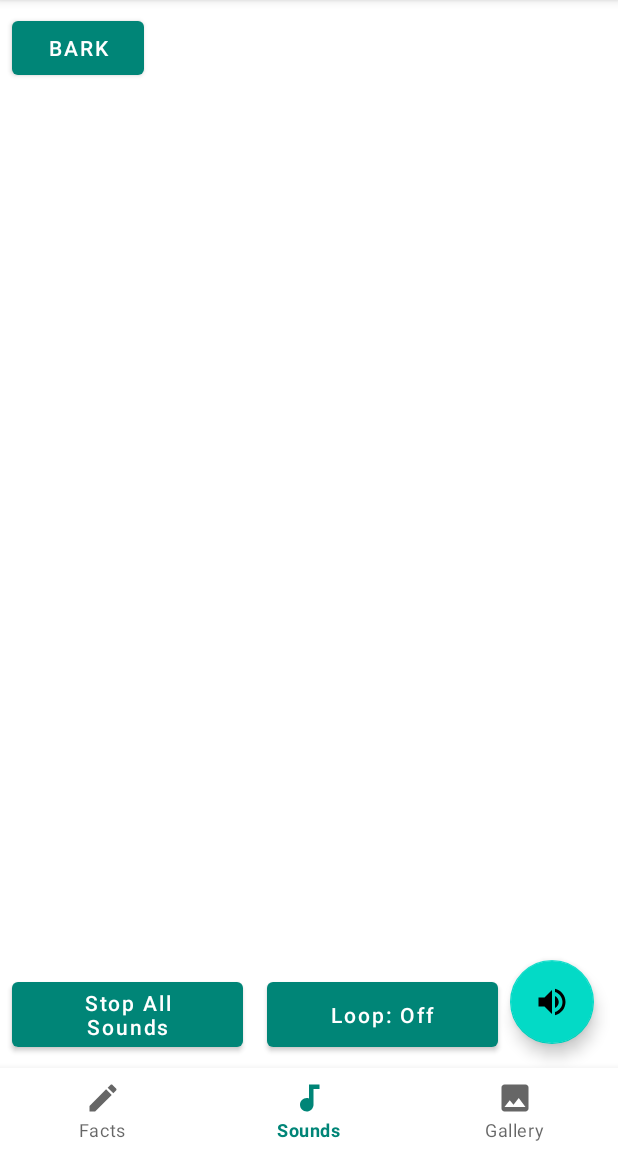
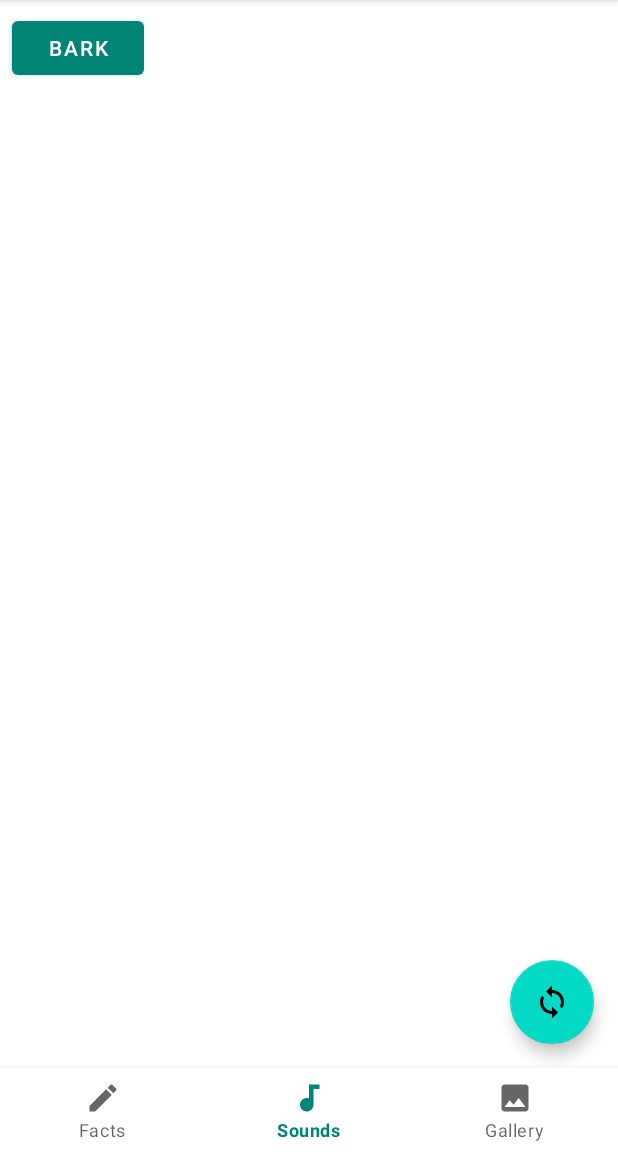
Before and after one commit to HappyPoofySquirrel/OmgSquirrel, an Android app: the SoundsFragment screen opened through its navigation route, on a phone screen of 412 x 824 dp, the part 84-1236 px from its top. Run offline under Robolectric (Android 15) with nearby library versions, the phone set to English and light mode, and no system bars; our stand-ins replace navigation-ui.

Commit message:
adding room, fixing loop button, implementing stop sounds

```diff
--- a/app/src/main/java/com/guyverhopkins/omgsquirrel/ExtentionFunctions.kt
+++ b/app/src/main/java/com/guyverhopkins/omgsquirrel/core/common/ExtentionFunctions.kt
@@ -1,4 +1,4 @@
-package com.guyverhopkins.omgsquirrel
+package com.guyverhopkins.omgsquirrel.core.common
 
 import androidx.lifecycle.MutableLiveData
 
--- a/app/src/main/java/com/guyverhopkins/omgsquirrel/core/ISoundPlayer.kt
+++ b/app/src/main/java/com/guyverhopkins/omgsquirrel/core/sound/ISoundPlayer.kt
@@ -1,7 +1,6 @@
-package com.guyverhopkins.omgsquirrel.core
+package com.guyverhopkins.omgsquirrel.core.sound
 
 interface ISoundPlayer {
     fun bark()
     fun setLoop(loop: Boolean)
-    fun stopAllSounds()
 }
--- /dev/null
+++ b/app/src/main/java/com/guyverhopkins/omgsquirrel/core/sound/ISoundRepository.kt
@@ -0,0 +1,3 @@
+package com.guyverhopkins.omgsquirrel.core.sound
+
+interface ISoundRepository
--- /dev/null
+++ b/app/src/main/java/com/guyverhopkins/omgsquirrel/core/sound/SoundRepository.kt
@@ -0,0 +1,6 @@
+package com.guyverhopkins.omgsquirrel.core.sound
+
+/**
+ * created by ghopkins 2/27/2019.
+ */
+class SoundRepository(dao: SoundDao) : ISoundRepository
--- a/app/src/main/java/com/guyverhopkins/omgsquirrel/ui/TouchImageView.java
+++ b/app/src/main/java/com/guyverhopkins/omgsquirrel/ui/gallery/TouchImageView.java
@@ -1,4 +1,5 @@
-package com.guyverhopkins.omgsquirrel.ui;
+package com.guyverhopkins.omgsquirrel.ui.gallery;
+
 import android.content.Context;
 import android.graphics.Matrix;
 import android.graphics.PointF;
@@ -8,7 +9,6 @@ import android.util.Log;
 import android.view.MotionEvent;
 import android.view.ScaleGestureDetector;
 import android.view.View;
-import android.view.View.OnTouchListener;
 import androidx.appcompat.widget.AppCompatImageView;
 
 public class TouchImageView extends AppCompatImageView {
--- a/app/src/main/java/com/guyverhopkins/omgsquirrel/ui/sounds/SoundsFragment.kt
+++ b/app/src/main/java/com/guyverhopkins/omgsquirrel/ui/sounds/SoundsFragment.kt
@@ -1,18 +1,20 @@
 package com.guyverhopkins.omgsquirrel.ui.sounds
 
-import androidx.lifecycle.ViewModelProviders
 import android.os.Bundle
-import androidx.fragment.app.Fragment
 import android.view.LayoutInflater
 import android.view.View
 import android.view.ViewGroup
 import androidx.core.content.ContextCompat
+import androidx.fragment.app.Fragment
 import androidx.lifecycle.Observer
-
+import androidx.lifecycle.ViewModelProviders
 import com.guyverhopkins.omgsquirrel.R
-import com.guyverhopkins.omgsquirrel.core.SoundPlayer
+import com.guyverhopkins.omgsquirrel.core.sound.SoundPlayer
 import kotlinx.android.synthetic.main.sounds_fragment.*
 
+//todo create ability to set as ringtone
+// and control playback speed
+//stop on second press of item have an animation playing on the cell or button that is currently playing
 class SoundsFragment : Fragment() {
 
     private lateinit var viewModel: SoundsViewModel
@@ -27,47 +29,37 @@ class SoundsFragment : Fragment() {
     override fun onActivityCreated(savedInstanceState: Bundle?) {
         super.onActivityCreated(savedInstanceState)
 
-//        val soundPool = SoundPool.Builder().setMaxStreams(1).build()
         viewModel =
-            ViewModelProviders.of(this, SoundsViewModelFactory(SoundPlayer(activity))).get(SoundsViewModel::class.java)
+            ViewModelProviders.of(
+                this, SoundsViewModelFactory(
+                    SoundPlayer(
+                        activity
+                    )
+                )
+            ).get(SoundsViewModel::class.java)
 
         btn_bark.setOnClickListener {
             viewModel.onBarkPressed()
         }
 
-        fab_sound_toggle.setOnClickListener {
-            viewModel.soundTogglePressed()
+        fab_loop_toggle.setOnClickListener {
+            viewModel.onLoopTogglePressed()
         }
 
-        btn_loop.setOnClickListener {
-            viewModel.OnLoopTogglePressed()
-        }
-
-        btn_stop.setOnClickListener {
-            viewModel.stopAllSounds()
-        }
         // TODO: Use the ViewModel
 
-        viewModel.flag.observe(this, Observer {
-            var drawableResource = R.drawable.ic_volume_up_black_24dp
+        viewModel.loop.observe(this, Observer {
+            var drawableResource = R.drawable.ic_loop_green_24dp
             if (!it) {
-                drawableResource = R.drawable.ic_volume_off_black_24dp
+                drawableResource = R.drawable.ic_loop_white_24dp
             }
             context?.let {
                 val drawable = ContextCompat.getDrawable(
                     it,
                     drawableResource
                 )
-                fab_sound_toggle.setImageDrawable(drawable)
+                fab_loop_toggle.setImageDrawable(drawable)
             }
-        })
-
-        viewModel.loop.observe(this, Observer {
-            var text = "Loop: On"
-            if (!it) {
-                text = "Loop: Off"
-            }
-            btn_loop.text = text
         })
     }
 
--- /dev/null
+++ b/app/src/main/res/drawable/ic_loop_green_24dp.xml
@@ -0,0 +1,9 @@
+<vector xmlns:android="http://schemas.android.com/apk/res/android"
+        android:width="24dp"
+        android:height="24dp"
+        android:viewportWidth="24.0"
+        android:viewportHeight="24.0">
+    <path
+            android:fillColor="#08F814"
+            android:pathData="M12,4L12,1L8,5l4,4L12,6c3.31,0 6,2.69 6,6 0,1.01 -0.25,1.97 -0.7,2.8l1.46,1.46C19.54,15.03 20,13.57 20,12c0,-4.42 -3.58,-8 -8,-8zM12,18c-3.31,0 -6,-2.69 -6,-6 0,-1.01 0.25,-1.97 0.7,-2.8L5.24,7.74C4.46,8.97 4,10.43 4,12c0,4.42 3.58,8 8,8v3l4,-4 -4,-4v3z"/>
+</vector>
--- /dev/null
+++ b/app/src/main/res/drawable/ic_loop_white_24dp.xml
@@ -0,0 +1,9 @@
+<vector xmlns:android="http://schemas.android.com/apk/res/android"
+        android:width="24dp"
+        android:height="24dp"
+        android:viewportWidth="24.0"
+        android:viewportHeight="24.0">
+    <path
+            android:fillColor="#FFFFFF"
+            android:pathData="M12,4L12,1L8,5l4,4L12,6c3.31,0 6,2.69 6,6 0,1.01 -0.25,1.97 -0.7,2.8l1.46,1.46C19.54,15.03 20,13.57 20,12c0,-4.42 -3.58,-8 -8,-8zM12,18c-3.31,0 -6,-2.69 -6,-6 0,-1.01 0.25,-1.97 0.7,-2.8L5.24,7.74C4.46,8.97 4,10.43 4,12c0,4.42 3.58,8 8,8v3l4,-4 -4,-4v3z"/>
+</vector>
--- a/app/src/main/res/drawable/ic_volume_off_black_24dp.xml
+++ /dev/null
@@ -1,9 +0,0 @@
-<vector xmlns:android="http://schemas.android.com/apk/res/android"
-        android:width="24dp"
-        android:height="24dp"
-        android:viewportWidth="24.0"
-        android:viewportHeight="24.0">
-    <path
-        android:fillColor="#FF000000"
-        android:pathData="M16.5,12c0,-1.77 -1.02,-3.29 -2.5,-4.03v2.21l2.45,2.45c0.03,-0.2 0.05,-0.41 0.05,-0.63zM19,12c0,0.94 -0.2,1.82 -0.54,2.64l1.51,1.51C20.63,14.91 21,13.5 21,12c0,-4.28 -2.99,-7.86 -7,-8.77v2.06c2.89,0.86 5,3.54 5,6.71zM4.27,3L3,4.27 7.73,9L3,9v6h4l5,5v-6.73l4.25,4.25c-0.67,0.52 -1.42,0.93 -2.25,1.18v2.06c1.38,-0.31 2.63,-0.95 3.69,-1.81L19.73,21 21,19.73l-9,-9L4.27,3zM12,4L9.91,6.09 12,8.18L12,4z"/>
-</vector>
--- a/app/src/main/res/drawable/ic_volume_up_black_24dp.xml
+++ /dev/null
@@ -1,9 +0,0 @@
-<vector xmlns:android="http://schemas.android.com/apk/res/android"
-        android:width="24dp"
-        android:height="24dp"
-        android:viewportWidth="24.0"
-        android:viewportHeight="24.0">
-    <path
-        android:fillColor="#FF000000"
-        android:pathData="M3,9v6h4l5,5L12,4L7,9L3,9zM16.5,12c0,-1.77 -1.02,-3.29 -2.5,-4.03v8.05c1.48,-0.73 2.5,-2.25 2.5,-4.02zM14,3.23v2.06c2.89,0.86 5,3.54 5,6.71s-2.11,5.85 -5,6.71v2.06c4.01,-0.91 7,-4.49 7,-8.77s-2.99,-7.86 -7,-8.77z"/>
-</vector>
--- a/app/src/main/res/layout/sounds_fragment.xml
+++ b/app/src/main/res/layout/sounds_fragment.xml
@@ -16,33 +16,33 @@
                                                        app:layout_constraintStart_toStartOf="parent"
                                                        android:layout_marginStart="8dp"/>
 
-    <com.google.android.material.button.MaterialButton android:layout_width="0dp"
-                                                       android:layout_height="wrap_content"
-                                                       android:id="@+id/btn_stop"
-                                                       android:text="Stop All\nSounds"
-                                                       android:textAllCaps="false"
-                                                       app:layout_constraintStart_toStartOf="parent"
-                                                       app:layout_constraintEnd_toStartOf="@id/btn_loop"
-                                                       android:layout_margin="8dp"
-                                                       app:layout_constraintBottom_toBottomOf="parent"/>
+    <!--<com.google.android.material.button.MaterialButton android:layout_width="0dp"-->
+    <!--android:layout_height="wrap_content"-->
+    <!--android:id="@+id/btn_stop"-->
+    <!--android:text="Stop All\nSounds"-->
+    <!--android:textAllCaps="false"-->
+    <!--app:layout_constraintStart_toStartOf="parent"-->
+    <!--app:layout_constraintEnd_toStartOf="@id/btn_loop"-->
+    <!--android:layout_margin="8dp"-->
+    <!--app:layout_constraintBottom_toBottomOf="parent"/>-->
 
-    <com.google.android.material.button.MaterialButton android:layout_width="0dp"
-                                                       android:layout_height="0dp"
-                                                       android:id="@+id/btn_loop"
-                                                       android:text="Loop: Off"
-                                                       android:textAllCaps="false"
-                                                       app:layout_constraintStart_toEndOf="@id/btn_stop"
-                                                       app:layout_constraintEnd_toStartOf="@id/fab_sound_toggle"
-                                                       app:layout_constraintBottom_toBottomOf="@id/btn_stop"
-                                                       android:layout_marginStart="8dp"
-                                                       android:layout_marginEnd="8dp"
-                                                       app:layout_constraintTop_toTopOf="@+id/btn_stop"/>
+    <!--<com.google.android.material.button.MaterialButton android:layout_width="0dp"-->
+    <!--android:layout_height="0dp"-->
+    <!--android:id="@+id/btn_loop"-->
+    <!--android:text="Loop: Off"-->
+    <!--android:textAllCaps="false"-->
+    <!--app:layout_constraintStart_toEndOf="@id/btn_stop"-->
+    <!--app:layout_constraintEnd_toStartOf="@id/fab_loop_toggle"-->
+    <!--app:layout_constraintBottom_toBottomOf="@id/btn_stop"-->
+    <!--android:layout_marginStart="8dp"-->
+    <!--android:layout_marginEnd="8dp"-->
+    <!--app:layout_constraintTop_toTopOf="@+id/btn_stop"/>-->
     <com.google.android.material.floatingactionbutton.FloatingActionButton
-            android:src="@drawable/ic_volume_up_black_24dp"
+            android:src="@drawable/ic_loop_white_24dp"
             android:layout_width="wrap_content"
             android:layout_height="wrap_content"
             android:clickable="true"
-            android:id="@+id/fab_sound_toggle"
+            android:id="@+id/fab_loop_toggle"
             android:layout_marginBottom="16dp"
             app:layout_constraintBottom_toBottomOf="parent"
             android:layout_marginEnd="16dp"
```
Also changed, not shown: app/build.gradle (+19 -0 lines), app/src/main/java/com/guyverhopkins/omgsquirrel/core/AppDatabase.kt (added, +32 -0 lines), app/src/main/java/com/guyverhopkins/omgsquirrel/core/Sound.kt (deleted, +0 -11 lines), app/src/main/java/com/guyverhopkins/omgsquirrel/core/common/BaseDao.kt (added, +15 -0 lines), app/src/main/java/com/guyverhopkins/omgsquirrel/core/common/RepositoryProvider.kt (added, +26 -0 lines), app/src/main/java/com/guyverhopkins/omgsquirrel/core/sound/Sound.kt (added, +18 -0 lines), app/src/main/java/com/guyverhopkins/omgsquirrel/core/sound/SoundDao.kt (added, +10 -0 lines), app/src/main/java/com/guyverhopkins/omgsquirrel/core/sound/SoundPlayer.kt (renamed from app/src/main/java/com/guyverhopkins/omgsquirrel/core/SoundPlayer.kt, +12 -13 lines), app/src/main/java/com/guyverhopkins/omgsquirrel/ui/sounds/SoundsViewModel.kt (+4 -18 lines).
